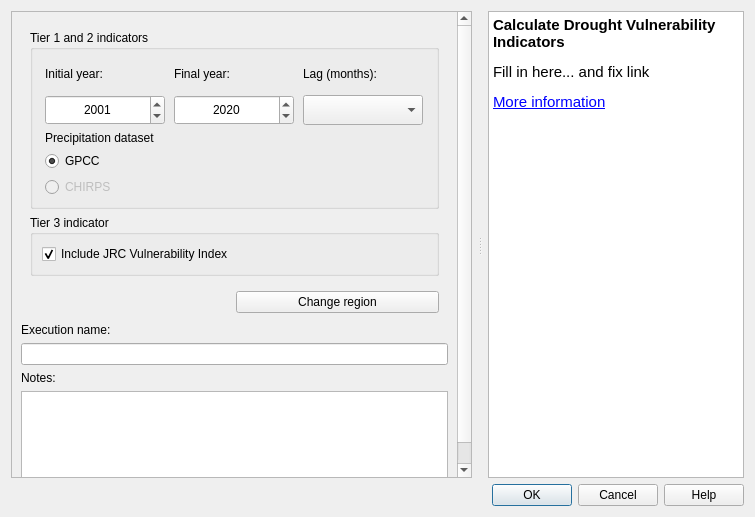
First picture: the form in LDMP/gui/DlgCalculateDrought.ui, repository ConservationInternational/trends.earth, before the edit.
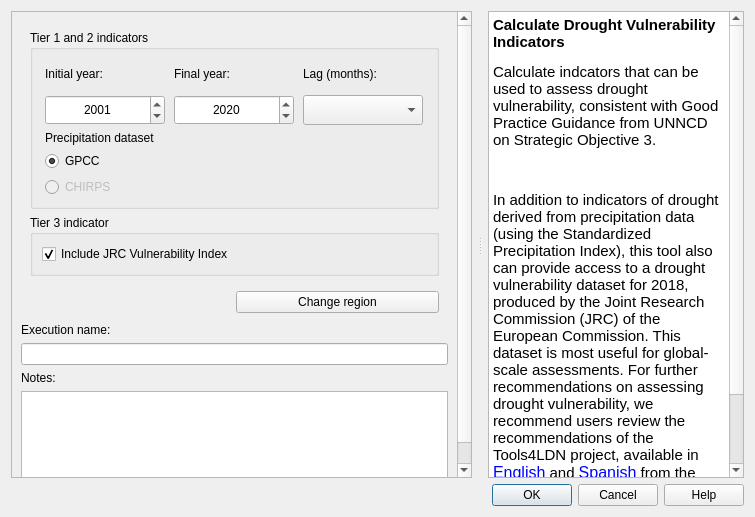
Second picture: the form after the edit.

Commit message: Add further explanatory text

The edit to the form file:
```diff
--- a/LDMP/gui/DlgCalculateDrought.ui
+++ b/LDMP/gui/DlgCalculateDrought.ui
@@ -409,7 +409,10 @@
 p, li { white-space: pre-wrap; }
 &lt;/style&gt;&lt;/head&gt;&lt;body style=&quot; font-family:'MS Shell Dlg 2'; font-size:12pt; font-weight:400; font-style:normal;&quot;&gt;
 &lt;p style=&quot; margin-top:16px; margin-bottom:12px; margin-left:0px; margin-right:0px; -qt-block-indent:0; text-indent:0px;&quot;&gt;&lt;span style=&quot; font-family:'Ubuntu'; font-size:11pt; font-weight:600;&quot;&gt;Calculate Drought Vulnerability Indicators&lt;/span&gt;&lt;/p&gt;
-&lt;p style=&quot; margin-top:12px; margin-bottom:12px; margin-left:0px; margin-right:0px; -qt-block-indent:0; text-indent:0px;&quot;&gt;&lt;span style=&quot; font-family:'Ubuntu'; font-size:11pt;&quot;&gt;Fill in here... and fix link&lt;/span&gt;&lt;/p&gt;
+&lt;p style=&quot; margin-top:12px; margin-bottom:12px; margin-left:0px; margin-right:0px; -qt-block-indent:0; text-indent:0px;&quot;&gt;&lt;span style=&quot; font-family:'Ubuntu'; font-size:11pt;&quot;&gt;Calculate indcators that can be used to assess drought vulnerability, consistent with Good Practice Guidance from UNNCD on Strategic Objective 3.&lt;/span&gt;&lt;/p&gt;
+&lt;p style=&quot;-qt-paragraph-type:empty; margin-top:12px; margin-bottom:12px; margin-left:0px; margin-right:0px; -qt-block-indent:0; text-indent:0px; font-family:'Ubuntu'; font-size:11pt;&quot;&gt;&lt;br /&gt;&lt;/p&gt;
+&lt;p style=&quot; margin-top:12px; margin-bottom:12px; margin-left:0px; margin-right:0px; -qt-block-indent:0; text-indent:0px;&quot;&gt;&lt;span style=&quot; font-family:'Ubuntu'; font-size:11pt;&quot;&gt;In addition to indicators of drought derived from precipitation data (using the Standardized Precipitation Index), this tool also can provide access to a drought vulnerability dataset for 2018, produced by the Joint Research Commission (JRC) of the European Commission. This dataset is most useful for global-scale assessments. For further recommendations on assessing drought vulnerability, we recommend users review the recommendations of the Tools4LDN project, available in &lt;/span&gt;&lt;a href=&quot;https://static1.squarespace.com/static/5dffad039a288739c6ae0b85/t/6033f28abca1996aedc492d5/1614017200233/ci-4-Tools4LDN2-FNL+web.pdf&quot;&gt;&lt;span style=&quot; text-decoration: underline; color:#0000ff;&quot;&gt;English&lt;/span&gt;&lt;/a&gt;&lt;span style=&quot; font-family:'Ubuntu'; font-size:11pt;&quot;&gt; and &lt;/span&gt;&lt;a href=&quot;https://resilienceatlas.s3.amazonaws.com/Tools4LDN/ci-3-Tools4LDN-FINAL-SPN.pdf&quot;&gt;&lt;span style=&quot; text-decoration: underline; color:#0000ff;&quot;&gt;Spanish&lt;/span&gt;&lt;/a&gt;&lt;span style=&quot; font-family:'Ubuntu'; font-size:11pt;&quot;&gt; from the project website.&lt;/span&gt;&lt;/p&gt;
+&lt;p style=&quot;-qt-paragraph-type:empty; margin-top:12px; margin-bottom:12px; margin-left:0px; margin-right:0px; -qt-block-indent:0; text-indent:0px; font-family:'Ubuntu'; font-size:11pt;&quot;&gt;&lt;br /&gt;&lt;/p&gt;
 &lt;p style=&quot; margin-top:12px; margin-bottom:12px; margin-left:0px; margin-right:0px; -qt-block-indent:0; text-indent:0px;&quot;&gt;&lt;a href=&quot;http://trends.earth/docs/en/background/understanding_indicators15.html#&quot;&gt;&lt;span style=&quot; font-family:'Ubuntu'; font-size:11pt; text-decoration: underline; color:#0000ff;&quot;&gt;More information&lt;/span&gt;&lt;/a&gt;&lt;/p&gt;&lt;/body&gt;&lt;/html&gt;</string>
       </property>
       <property name="openExternalLinks">
```
Left out of the diff: 2 changed lines with no effect on the pictures. The commit also changes 1 other file.
